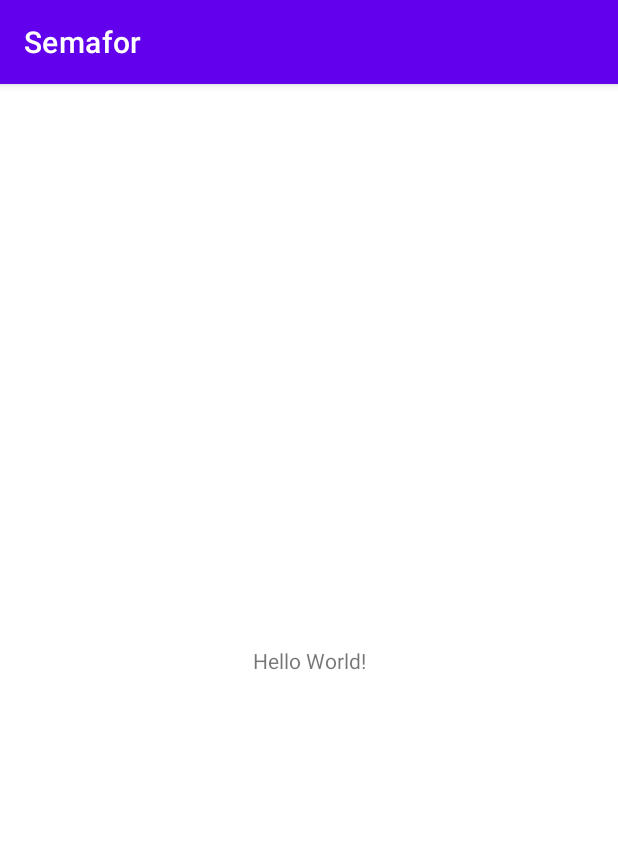
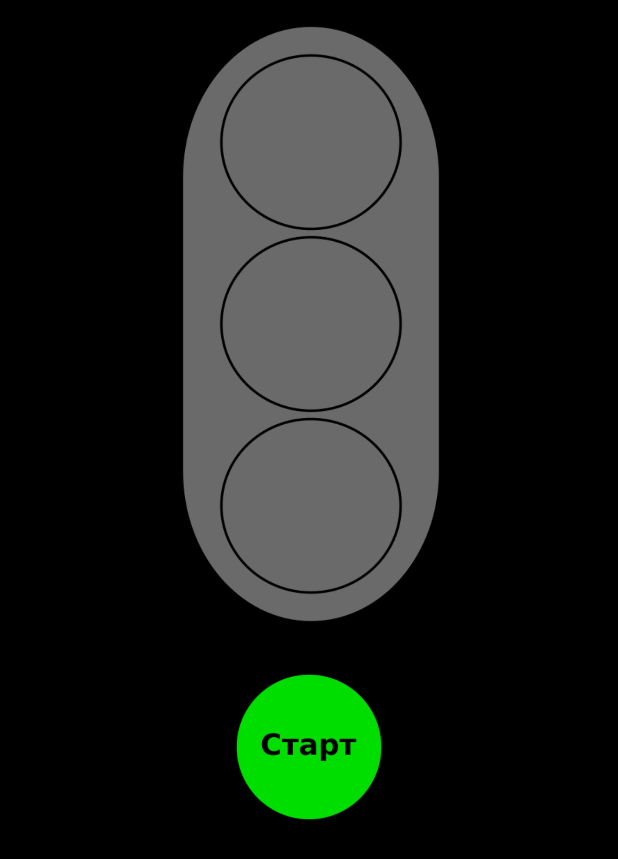
Before and after one commit to savik7/Semafor, an Android app: the screen it shows after launch (MainActivity), on a phone screen of 412 x 824 dp. Shown: the top 859 px of the screen. Run offline under Robolectric (Android 15) with nearby library versions, the phone set to English and light mode, and no system bars.

Commit message:
Рабочая игрушка светофор

```diff
--- a/app/build.gradle
+++ b/app/build.gradle
@@ -5,12 +5,12 @@ plugins {
 
 android {
     namespace 'com.savik.semafor'
-    compileSdk 32
+    compileSdk 33
 
     defaultConfig {
         applicationId "com.savik.semafor"
         minSdk 21
-        targetSdk 32
+        targetSdk 33
         versionCode 1
         versionName "1.0"
 
--- a/app/src/main/res/layout/activity_main.xml
+++ b/app/src/main/res/layout/activity_main.xml
@@ -4,15 +4,30 @@
     xmlns:tools="http://schemas.android.com/tools"
     android:layout_width="match_parent"
     android:layout_height="match_parent"
+    android:background="@color/black"
     tools:context=".MainActivity">
 
-    <TextView
+    <ImageView
+        android:id="@+id/imSemafor"
         android:layout_width="wrap_content"
-        android:layout_height="wrap_content"
-        android:text="Hello World!"
-        app:layout_constraintBottom_toBottomOf="parent"
+        android:layout_height="400dp"
+        android:layout_marginTop="16dp"
+        android:src="@drawable/semafor_grey"
         app:layout_constraintEnd_toEndOf="parent"
+        app:layout_constraintHorizontal_bias="0.529"
         app:layout_constraintStart_toStartOf="parent"
         app:layout_constraintTop_toTopOf="parent" />
 
+    <ImageButton
+        android:id="@+id/imageButton"
+        android:layout_width="100dp"
+        android:layout_height="100dp"
+        android:layout_marginTop="32dp"
+        android:background="@android:color/transparent"
+        android:onClick="onClickStartStop"
+        android:scaleType="fitCenter"
+        android:src="@drawable/button_start"
+        app:layout_constraintEnd_toEndOf="parent"
+        app:layout_constraintStart_toStartOf="parent"
+        app:layout_constraintTop_toBottomOf="@+id/imSemafor" />
 </androidx.constraintlayout.widget.ConstraintLayout>
--- a/app/src/main/res/values-night/themes.xml
+++ b/app/src/main/res/values-night/themes.xml
@@ -11,6 +11,7 @@
         <item name="colorOnSecondary">@color/black</item>
         <!-- Status bar color. -->
         <item name="android:statusBarColor">?attr/colorPrimaryVariant</item>
+        <item name="android:windowFullscreen">true</item>
         <!-- Customize your theme here. -->
     </style>
 </resources>
--- a/app/src/main/res/values/themes.xml
+++ b/app/src/main/res/values/themes.xml
@@ -11,6 +11,7 @@
         <item name="colorOnSecondary">@color/black</item>
         <!-- Status bar color. -->
         <item name="android:statusBarColor">?attr/colorPrimaryVariant</item>
+        <item name="android:windowFullscreen">true</item>
         <!-- Customize your theme here. -->
     </style>
 </resources>
```
Also changed, not shown: app/src/main/java/com/savik/semafor/MainActivity.kt (+45 -2 lines), app/src/main/res/drawable/button_start.png (added), app/src/main/res/drawable/button_stop.png (added), app/src/main/res/drawable/semafor_ell.png (added), app/src/main/res/drawable/semafor_green.png (added), app/src/main/res/drawable/semafor_grey.png (added), app/src/main/res/drawable/semafor_red.png (added).
